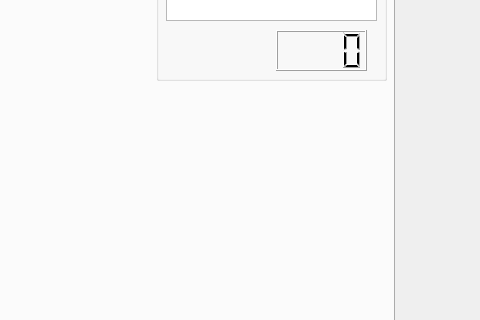
Qt form gui/MainGui.ui (mastraa/amphi_v30) before a commit; both pictures show x 786 to 1266 and y 216 to 536 of the 1266 by 751 pixel window.
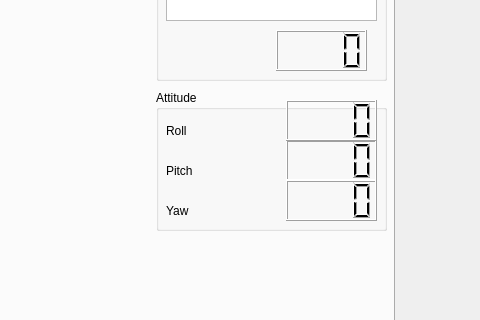
The same form after that commit.

Commit message: piccole aggiunte

Patch:
```diff
--- a/gui/MainGui.ui
+++ b/gui/MainGui.ui
@@ -200,6 +200,97 @@
        </property>
       </widget>
      </widget>
+     <widget class="QGroupBox" name="groupBox_2">
+      <property name="geometry">
+       <rect>
+        <x>930</x>
+        <y>270</y>
+        <width>231</width>
+        <height>141</height>
+       </rect>
+      </property>
+      <property name="title">
+       <string>Attitude</string>
+      </property>
+      <widget class="QLCDNumber" name="pitchLCD">
+       <property name="geometry">
+        <rect>
+         <x>130</x>
+         <y>50</y>
+         <width>91</width>
+         <height>41</height>
+        </rect>
+       </property>
+       <property name="numDigits">
+        <number>4</number>
+       </property>
+      </widget>
+      <widget class="QLCDNumber" name="yawLCD">
+       <property name="geometry">
+        <rect>
+         <x>130</x>
+         <y>90</y>
+         <width>91</width>
+         <height>41</height>
+        </rect>
+       </property>
+       <property name="numDigits">
+        <number>4</number>
+       </property>
+      </widget>
+      <widget class="QLabel" name="label_7">
+       <property name="geometry">
+        <rect>
+         <x>10</x>
+         <y>30</y>
+         <width>121</width>
+         <height>21</height>
+        </rect>
+       </property>
+       <property name="text">
+        <string>Roll</string>
+       </property>
+      </widget>
+      <widget class="QLabel" name="label_8">
+       <property name="geometry">
+        <rect>
+         <x>10</x>
+         <y>110</y>
+         <width>121</width>
+         <height>21</height>
+        </rect>
+       </property>
+       <property name="text">
+        <string>Yaw</string>
+       </property>
+      </widget>
+      <widget class="QLabel" name="label_9">
+       <property name="geometry">
+        <rect>
+         <x>10</x>
+         <y>70</y>
+         <width>121</width>
+         <height>21</height>
+        </rect>
+       </property>
+       <property name="text">
+        <string>Pitch</string>
+       </property>
+      </widget>
+      <widget class="QLCDNumber" name="rollLCD">
+       <property name="geometry">
+        <rect>
+         <x>130</x>
+         <y>10</y>
+         <width>91</width>
+         <height>41</height>
+        </rect>
+       </property>
+       <property name="numDigits">
+        <number>4</number>
+       </property>
+      </widget>
+     </widget>
     </widget>
     <widget class="QWidget" name="tab_3">
      <attribute name="title">
```
Left out of the diff: 2 changed lines with no effect on the pictures. The commit also changes 2 other files.
